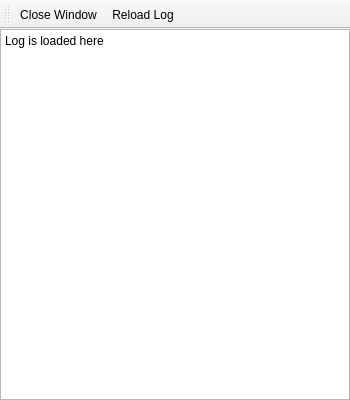
Old version of the form ui/logwindow.ui in the repository SBC-Collaboration/SBC-RunControl.
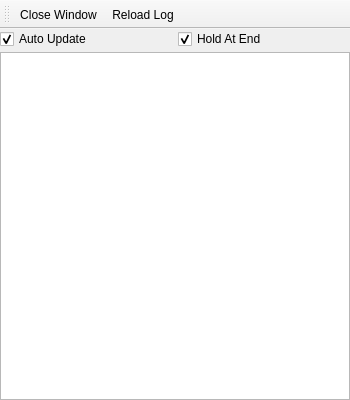
New version of the form. Icons and pictures are not drawn.

```diff
--- a/ui/logwindow.ui
+++ b/ui/logwindow.ui
@@ -30,7 +30,7 @@
     <normaloff>:/icons/sbc_icon.png</normaloff>:/icons/sbc_icon.png</iconset>
   </property>
   <widget class="QWidget" name="centralwidget">
-   <layout class="QHBoxLayout" name="horizontalLayout">
+   <layout class="QGridLayout" name="gridLayout">
     <property name="leftMargin">
      <number>0</number>
     </property>
@@ -43,20 +43,32 @@
     <property name="bottomMargin">
      <number>0</number>
     </property>
-    <item>
-     <widget class="QTextEdit" name="log_box">
-      <property name="html">
-       <string>&lt;!DOCTYPE HTML PUBLIC &quot;-//W3C//DTD HTML 4.0//EN&quot; &quot;http://www.w3.org/TR/REC-html40/strict.dtd&quot;&gt;
-&lt;html&gt;&lt;head&gt;&lt;meta name=&quot;qrichtext&quot; content=&quot;1&quot; /&gt;&lt;meta charset=&quot;utf-8&quot; /&gt;&lt;style type=&quot;text/css&quot;&gt;
-p, li { white-space: pre-wrap; }
-hr { height: 1px; border-width: 0; }
-li.unchecked::marker { content: &quot;\2610&quot;; }
-li.checked::marker { content: &quot;\2612&quot;; }
-&lt;/style&gt;&lt;/head&gt;&lt;body style=&quot; font-family:'Segoe UI'; font-size:9pt; font-weight:400; font-style:normal;&quot;&gt;
-&lt;p style=&quot; margin-top:12px; margin-bottom:12px; margin-left:0px; margin-right:0px; -qt-block-indent:0; text-indent:0px;&quot;&gt;Log is loaded here&lt;/p&gt;&lt;/body&gt;&lt;/html&gt;</string>
+    <property name="verticalSpacing">
+     <number>3</number>
+    </property>
+    <item row="0" column="1">
+     <widget class="QCheckBox" name="auto_update_box">
+      <property name="text">
+       <string>Auto Update</string>
       </property>
+      <property name="checked">
+       <bool>true</bool>
+      </property>
      </widget>
     </item>
+    <item row="0" column="2">
+     <widget class="QCheckBox" name="hold_end_box">
+      <property name="text">
+       <string>Hold At End</string>
+      </property>
+      <property name="checked">
+       <bool>true</bool>
+      </property>
+     </widget>
+    </item>
+    <item row="3" column="1" colspan="2">
+     <widget class="QPlainTextEdit" name="log_box"/>
+    </item>
    </layout>
   </widget>
   <widget class="QToolBar" name="toolBar">
```
Left out of the diff: 38 changed lines with no effect on the pictures.
